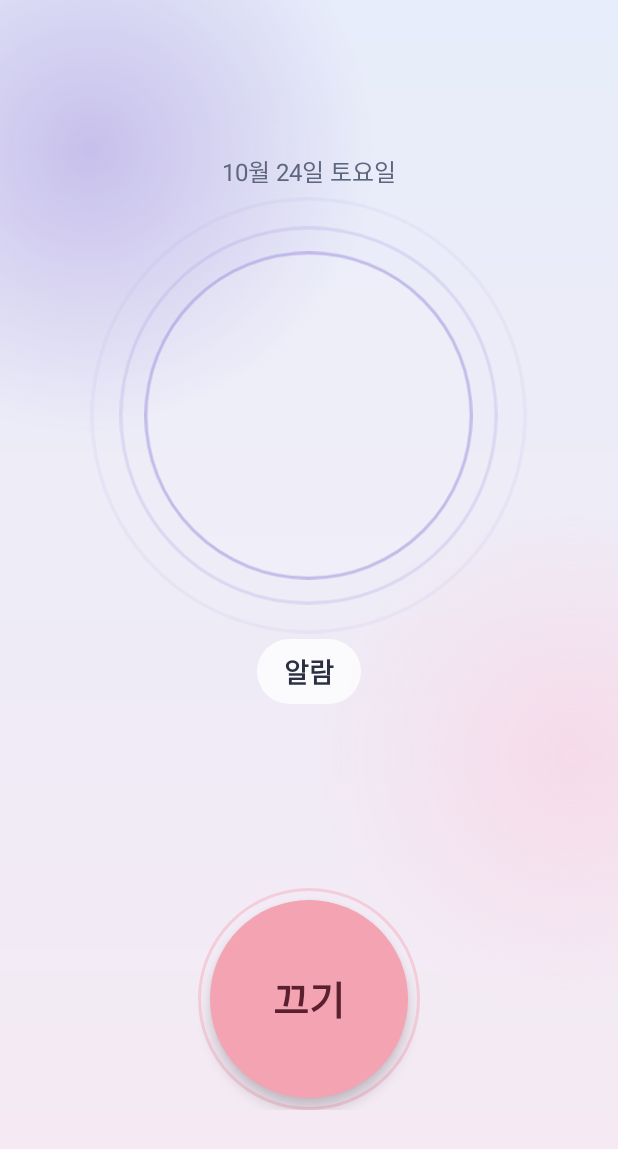
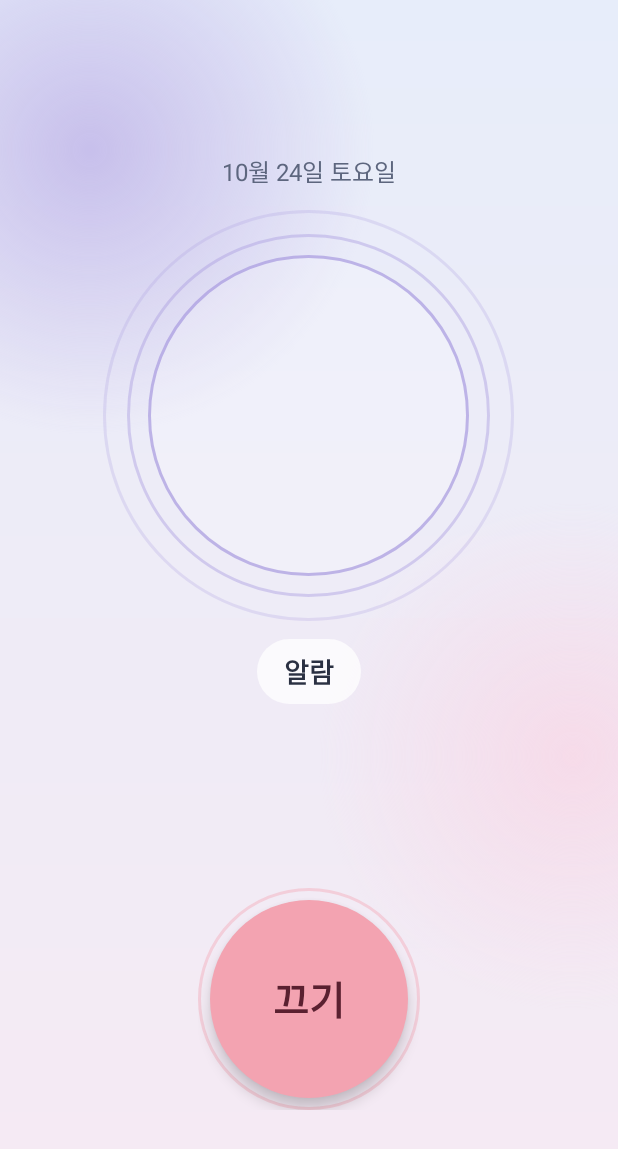
Before and after one commit to hee6635/sin, an Android app: the AlarmActivity screen opened directly, with no data from a screen before it, on a phone screen of 412 x 824 dp. Shown: the top 1149 px of the screen. Run offline under Robolectric (Android 15) with nearby library versions, the phone set to English and light mode, and no system bars.

Commit message:
v0.90: 알람 끄기 화면 숨 쉬는 원을 더 빠르고(1.2초) 크게(6~18%) · 더 진하게
Co-Authored-By: Claude Opus 5.5 <noreply@anthropic.com>
Claude-Session: https://claude.ai/code/session_01PQgJKpboySN2B3CZdb3yrB

```diff
--- a/app/build.gradle.kts
+++ b/app/build.gradle.kts
@@ -12,8 +12,8 @@ android {
         applicationId = "com.eonjeswieo.app"
         minSdk = 26
         targetSdk = 36
-        versionCode = 99
-        versionName = "0.89"
+        versionCode = 100
+        versionName = "0.90"
     }
 
     signingConfigs {
--- a/app/src/main/java/com/eonjeswieo/app/AlarmActivity.kt
+++ b/app/src/main/java/com/eonjeswieo/app/AlarmActivity.kt
@@ -139,7 +139,7 @@ class AlarmActivity : Activity() {
             d.setStroke(dp(2), accent)
             if (k == 0) d.setColor(if (night) 0x14FFFFFF else 0x40FFFFFF)
             v.background = d
-            v.alpha = when (k) { 0 -> 0.6f; 1 -> 0.3f; else -> 0.14f }
+            v.alpha = when (k) { 0 -> 0.7f; 1 -> 0.42f; else -> 0.24f }
             val l = android.widget.FrameLayout.LayoutParams(boxSize - 2 * inset, boxSize - 2 * inset, Gravity.CENTER)
             box.addView(v, l)
             rings.add(v)
@@ -171,18 +171,18 @@ class AlarmActivity : Activity() {
         root.addView(box, boxLp)
         root.clipChildren = false
         if (animOn) {
-            // 숨 쉬는 원: 약 2초에 한 번 천천히 커졌다 작아짐 (은은하게)
+            // 숨 쉬는 원: 1.2초마다 커졌다 작아짐 (바깥 원일수록 크게 퍼지며 옅어짐 — 울리는 중이라는 게 보이게)
             val va = android.animation.ValueAnimator.ofFloat(0f, 1f)
-            va.duration = 2000L
+            va.duration = 1200L
             va.repeatMode = android.animation.ValueAnimator.REVERSE
             va.repeatCount = android.animation.ValueAnimator.INFINITE
             va.interpolator = android.view.animation.AccelerateDecelerateInterpolator()
             va.addUpdateListener { a ->
                 val f = a.animatedValue as Float
                 for ((k, v) in rings.withIndex()) {
-                    val sc = 1f + f * (0.03f + 0.025f * k)
+                    val sc = 1f + f * (0.06f + 0.06f * k)   // 안쪽 6% · 가운데 12% · 바깥 18%
                     v.scaleX = sc; v.scaleY = sc
-                    v.alpha = (when (k) { 0 -> 0.6f; 1 -> 0.3f; else -> 0.14f }) * (1f - 0.35f * f * (k / 2f))
+                    v.alpha = (when (k) { 0 -> 0.7f; 1 -> 0.42f; else -> 0.24f }) * (1f - 0.55f * f * (k / 2f)) + (if (k == 0) 0.2f * f else 0f)
                 }
             }
             va.start()
```
Also changed, not shown: 1 other file.
